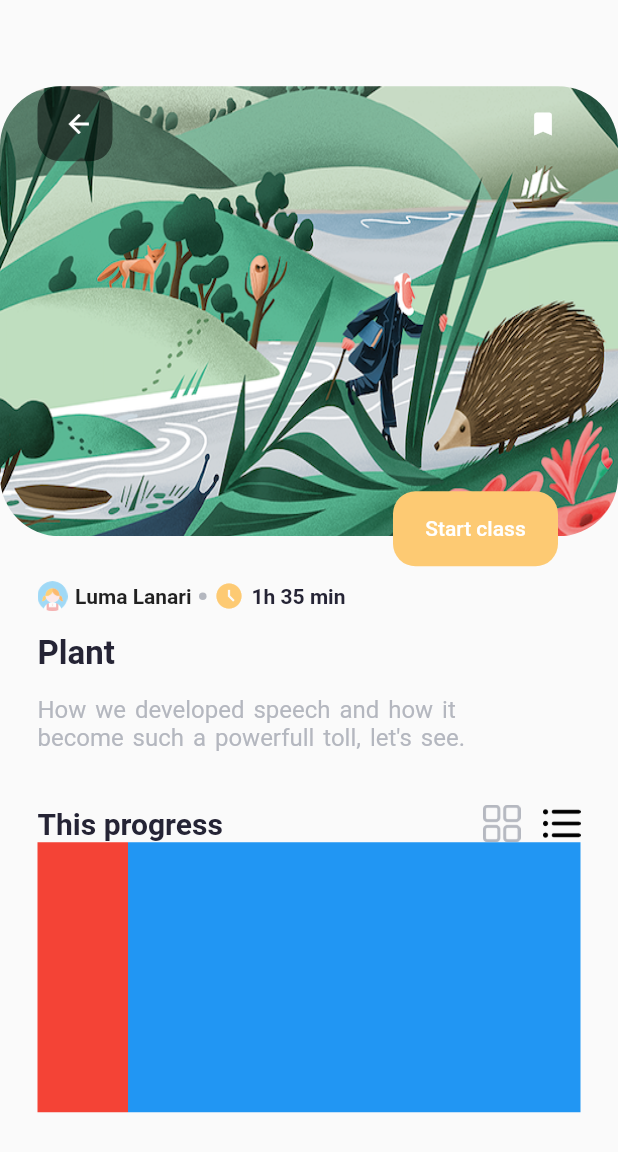
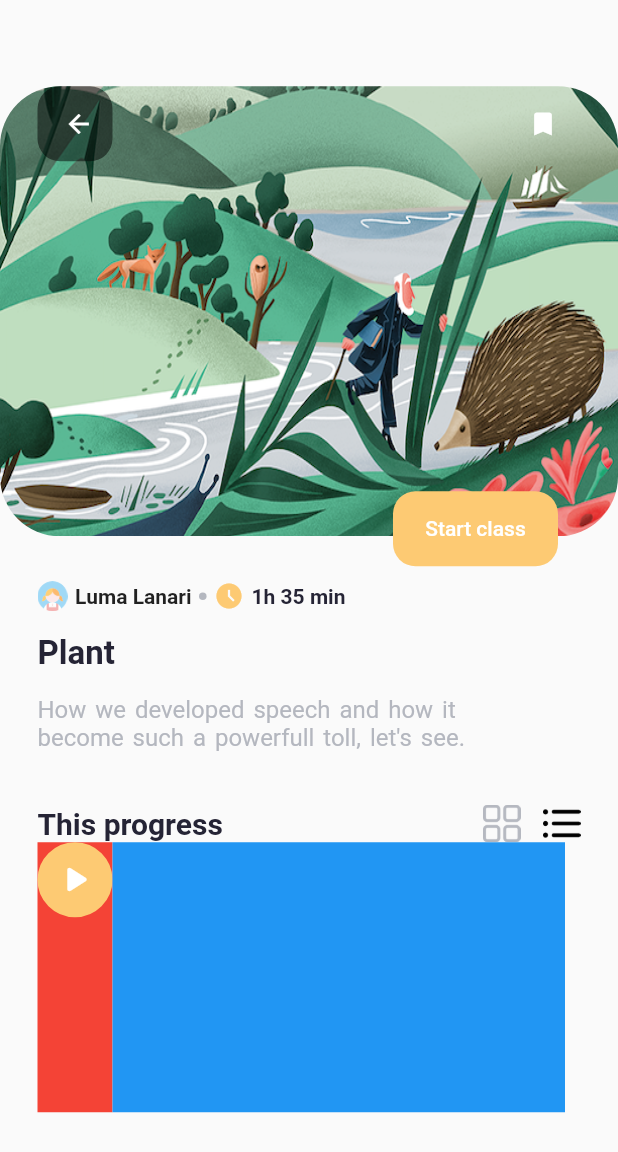
Before and after one commit to beshprakash11/course_app, a Flutter app: the screen it shows after launch, after a tap on "Start", on a phone screen of 412 x 824 dp. Shown: the top 1152 px of the screen. Run offline on Flutter 3.47's test engine with Material 2 defaults, Android fonts, the phone set to English and light mode, and no system bars; our stand-ins replace percent_indicator.

Commit message:
Update progress view

```diff
--- a/lib/models/module.dart
+++ b/lib/models/module.dart
@@ -3,7 +3,7 @@ import 'package:flutter/material.dart';
 
 class Module{
   Color iconBorder;
-  Color iconBar;
+  Color iconBG;
   Color iconColor;
   IconData icon;
   String title;
@@ -15,7 +15,7 @@ class Module{
   String time;
   String lession;
   Module(
-    this.iconBorder, this.iconBar, this.iconColor,
+    this.iconBorder, this.iconBG, this.iconColor,
     this.icon,
     this.title, this.desc,
     this.moudleBorder, this.moduleBg, this.buttonColor, this.buttonFont,
--- a/lib/screens/detail/widget/course_module.dart
+++ b/lib/screens/detail/widget/course_module.dart
@@ -9,7 +9,20 @@ class CourseModule extends StatelessWidget {
     return Container(
       height: 180,
       child: Row(children: [
-        Flexible(flex: 1,child: Container(color: Colors.red,)),
+        Flexible(flex: 1,child: Container(
+          child: Column(
+            children: [
+              Container(
+                padding: EdgeInsets.all(8),
+                decoration: BoxDecoration(
+                  border: Border.all(color: module.iconBorder, width: 2),
+                  color: module.iconBG,
+                  shape: BoxShape.circle
+                ),
+                child: Icon(module.icon, size: 30, color: module.iconColor,)
+              ),
+          ],),
+          color: Colors.red,)),
         Flexible(flex: 5,child: Container(color: Colors.blue,)),
       ],),
     );
```
